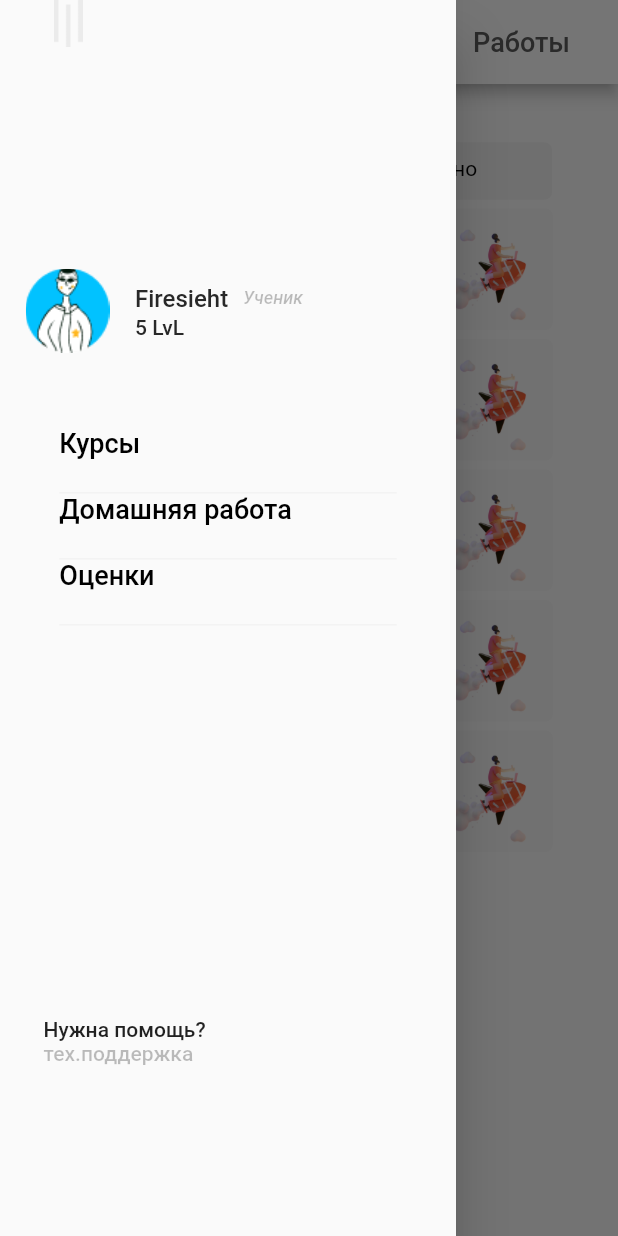
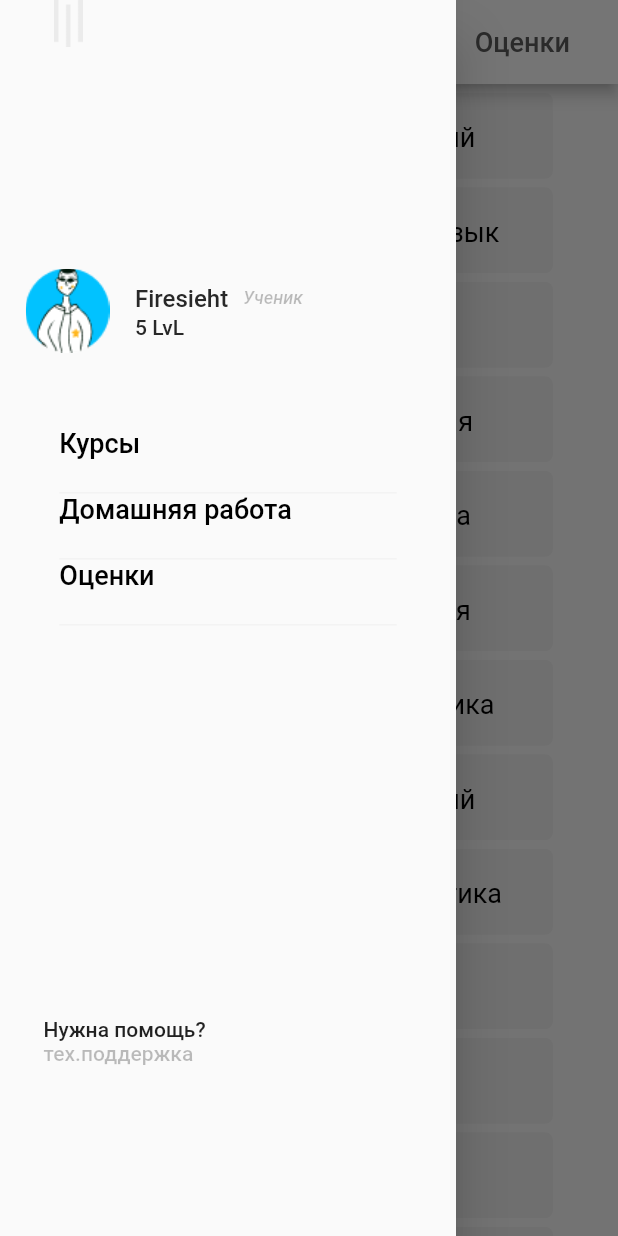
Before and after one commit to Iliavas/HacathonSber, a Flutter app: the MainTemplate screen opened directly, with the side drawer open, on a phone screen of 412 x 824 dp. Run offline on Flutter 3.47's test engine with Material 2 defaults, Android fonts, the phone set to English and light mode, and no system bars; Roboto replaces fonts that are missing (SF Pro Display, SF Pro Display Thin).

Commit message:
make app and link files

```diff
--- a/sber/lib/AppBar.dart
+++ b/sber/lib/AppBar.dart
@@ -13,7 +13,7 @@ class MainTemplate extends StatelessWidget {
   @override
   Widget build (BuildContext ctx) {
     return Scaffold(
-      drawer: myDrawer,
+      drawer: MyDrawer(),
       appBar: AppBar(
                 backgroundColor: Colors.white,
           leading: Padding(
--- /dev/null
+++ b/sber/lib/MarkCard.dart
@@ -0,0 +1,101 @@
+import 'package:flutter/material.dart';
+import 'AppBar.dart';
+// void main() {
+//   runApp(
+//     MaterialApp(
+//       title: "TEST MENU",
+//       home: MainTemplate(
+//         Align(
+//           alignment:Alignment.center,
+//           child: MarksCard(
+//           subject: "Информатика",
+//           mark:"Оценка: 5",
+//           mark_color:Color(0xff01c2ff)
+//         )
+//         ),
+//         "Оценки"
+//       )
+//     )
+//   );
+// }
+
+
+class MarksCard extends StatelessWidget{
+
+MarksCard({this.subject, this.mark,this.mark_color});
+
+final String mark; //str  вида "Оценка: X"
+final Color mark_color;
+final String subject; //название предмета
+
+@override
+Widget build(BuildContext context){
+    return Column(
+      children:[
+      Container(height: 6,),
+      Container(
+      width: 317,
+      height: 57,
+      decoration: BoxDecoration(
+        borderRadius: BorderRadius.circular(5),
+        color: Color(0xfff1f1f1), ),
+        child: Stack(
+          children:[
+            Positioned(
+              left: 14,
+              top: 17,
+              child: SizedBox(
+                width: 189,
+                child: Text(
+                    mark,
+                   style: TextStyle(
+                     color: mark_color,
+                     fontSize: 22,
+                     fontFamily: "SF Pro Display",
+                     fontWeight:
+                     FontWeight.w500,
+                     ),
+                    ),
+                  ),
+                ),
+               Positioned(
+                 left: 165,
+                 top: 19,
+                 child: Text(
+                    subject,
+                   style: TextStyle(
+                     color: Colors.black,
+                     fontSize: 18,
+                     fontFamily: "SF Pro Display",
+                     fontWeight: FontWeight.w400,
+                    ),
+                  ),
+                ),
+                Positioned.fill(
+                  child: Align(
+                    alignment: Alignment.topRight,
+                    child: Opacity(
+                      opacity: 0.50,
+                      child: Visibility(
+                        visible: false,
+                        child: Container(
+                          width: 35,
+                          height: 31,
+                          decoration: BoxDecoration(
+                            border: Border.all(
+                              color: Color(0xfff7ee1e),
+                              width: 1,
+                              ),
+                            color: Color(0xfff7ee1e),
+                            ),
+                          ),
+                        ),
+                      ),
+                    ),
+                  ),
+                ],
+              ),
+            )
+      ]);
+  }
+}
--- /dev/null
+++ b/sber/lib/MarkWidget.dart
@@ -0,0 +1,101 @@
+import 'package:flutter/material.dart';
+import 'AppBar.dart';
+import "MarkCard.dart";
+
+
+
+void main() {
+  runApp(
+    MaterialApp(
+      title: "TEST MENU",
+      home: MarkWidget()
+    )
+  );
+}
+
+class MarkWidget extends StatelessWidget{
+
+  @override
+  Widget  build(BuildContext context){
+    return MainTemplate(
+      Align(alignment: Alignment.center,
+      child: ListView(
+        padding:EdgeInsets.only(left: 8),
+        children: [
+          MarksCard(
+            subject: "Aнглийский",
+            mark: "Оценка: 4",
+            mark_color: Color(0xff4edb75),
+          ),
+
+          MarksCard(
+            subject: "Русский язык",
+            mark: "Оценка: 3",
+            mark_color: Colors.orange,
+          ),
+
+          MarksCard(
+            subject: "Алгебра",
+            mark: "Оценка: 4",
+            mark_color: Color(0xff4edb75),
+          ),
+          MarksCard(
+            subject: "Геометерия",
+            mark: "Оценка: 3",
+            mark_color: Colors.orange,
+          ),
+          MarksCard(
+            subject: "Литература",
+            mark: "Оценка: 2",
+            mark_color: Colors.red,
+          ),
+          MarksCard(
+            subject: "Технология",
+            mark: "Оценка: 5",
+            mark_color: Color(0xff01c2ff),
+          ),
+          MarksCard(
+            subject: "Мехатроника",
+            mark: "Оценка: 5",
+            mark_color: Color(0xff01c2ff),
+          ),
+          MarksCard(
+            subject: "Aнглийский",
+            mark: "Оценка: 4",
+            mark_color: Color(0xff4edb75),
+          ),
+          MarksCard(
+            subject: "Информатика",
+            mark: "Оценка: 4",
+            mark_color: Color(0xff4edb75),
+          ),
+          MarksCard(
+            subject: "Биология",
+            mark: "Оценка: 2",
+            mark_color: Colors.red,
+          ),
+          MarksCard(
+            subject: "Русский",
+            mark: "Оценка: 4",
+            mark_color: Color(0xff4edb75),
+          ),
+          MarksCard(
+            subject: "Физика",
+            mark: "Оценка: 4",
+            mark_color: Color(0xff4edb75),
+          ),
+          MarksCard(
+            subject: "Химия",
+            mark: "Оценка: 5",
+            mark_color: Color(0xff01c2ff),
+          ),
+
+        ],
+      ),
+      ),
+
+
+
+      "Оценки");
+  }
+}
--- a/sber/lib/dzshka.dart
+++ b/sber/lib/dzshka.dart
@@ -4,14 +4,14 @@ import 'AppBar.dart';
 import 'TaskCard.dart';
 import 'WorkTaskCard.dart';
 
-void main() {
-  runApp(
-    MaterialApp(
-      title: "TEST MENU",
-      home: MainTemplate(Works(), "Работы")
-    )
-  );
-}
+// void main() {
+//   runApp(
+//     MaterialApp(
+//       title: "TEST MENU",
+//       home: MainTemplate(Works(), "Работы")
+//     )
+//   );
+// }
 
 
 Container work_button = Container(width: 153, height: 34, decoration: BoxDecoration(borderRadius: BorderRadius.circular(5), color: Colors.white ), child:  SizedBox(width: 153, height: 34, child: Align(alignment:Alignment.center, child:Text("Задано", textAlign: TextAlign.center, style: TextStyle(color: Colors.black, fontSize: 14, fontFamily: "SF Pro Display", fontWeight: FontWeight.w400, ), ), ), ));
--- a/sber/lib/menu.dart
+++ b/sber/lib/menu.dart
@@ -1,5 +1,7 @@
 import 'package:flutter/cupertino.dart';
 import 'package:flutter/material.dart';
+import 'package:sber/MarkWidget.dart';
+import 'package:sber/dzshka.dart';
 import "AppBar.dart";
 
 // void main() {
@@ -10,7 +12,10 @@ import "AppBar.dart";
 //     )
 //   );
 // }
-Drawer myDrawer = Drawer(
+class MyDrawer extends StatelessWidget{
+  @override
+  Widget build(BuildContext context){
+  return Drawer(
     child:ListView(
             children: [
               Align(
@@ -58,7 +63,10 @@ Drawer myDrawer = Drawer(
               Container(height: 42),
               GestureDetector(
                 onTap: (){
-                //переход на вкладку Курсы
+                  Navigator.push(
+                    context,
+                    MaterialPageRoute(builder: (context) => MainTemplate(Container(), "Курсы")), //вставляешь имя виджета, к которому надо перейти (не забудь сделать import)
+                  );
                 },
         child:
         Column(mainAxisSize: MainAxisSize.min, crossAxisAlignment: CrossAxisAlignment.center, children:[SizedBox(width: 225, height: 43, child: Text("Курсы", style: TextStyle(color: Colors.black, fontSize: 18, fontFamily: "SF Pro Display", fontWeight: FontWeight.w500, ), ), ),
@@ -67,6 +75,11 @@ Drawer myDrawer = Drawer(
 
                 GestureDetector(
                   onTap:(){
+
+                    Navigator.push(
+                    context,
+                    MaterialPageRoute(builder: (context) => MainTemplate(Works(), "Работы")), //вставляешь имя виджета, к которому надо перейти (не забудь сделать import)
+                  );
                     //переход на кладку ДЗ
                   },
                   child: Column(mainAxisSize: MainAxisSize.min, crossAxisAlignment: CrossAxisAlignment.center, children:[SizedBox(width: 225, height: 43, child: Text("Домашняя работа", style: TextStyle(color: Colors.black, fontSize: 18, fontFamily: "SF Pro Display", fontWeight: FontWeight.w500, ), ), ),
@@ -74,6 +87,11 @@ Drawer myDrawer = Drawer(
                 ),
                 GestureDetector(
                   onTap:(){
+                     Navigator.push(
+                    context,
+                    MaterialPageRoute(builder: (context) => MarkWidget()), //вставляешь имя виджета, к которому надо перейти (не забудь сделать import)
+                  );
+
                     //переход к оценкам
                   },
                   child: Column(mainAxisSize: MainAxisSize.min, crossAxisAlignment: CrossAxisAlignment.center, children:[SizedBox(width: 225, height: 43, child: Text("Оценки", style: TextStyle(color: Colors.black, fontSize: 18, fontFamily: "SF Pro Display", fontWeight: FontWeight.w500, ), ), ),
@@ -92,4 +110,7 @@ Drawer myDrawer = Drawer(
                 ]),
             ],
             )
+
   );
+}
+}
--- a/sber/lib/сurses.dart
+++ /dev/null
@@ -1 +0,0 @@
-import 'package:flutter/material.dart';
```
Also changed, not shown: sber/lib/_main.dart (added, +18 -0 lines), sber/lib/registration.dart (+5 -4 lines). Lines whose indentation alone changed are shown as unchanged.
